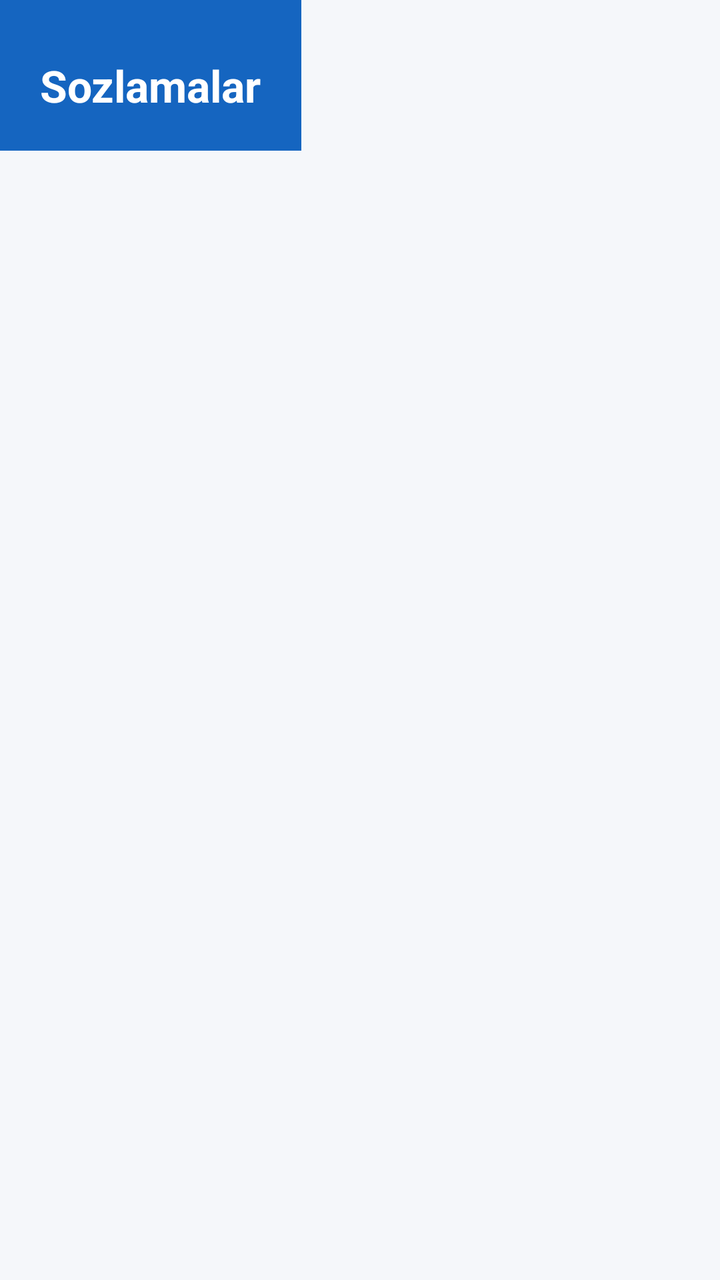
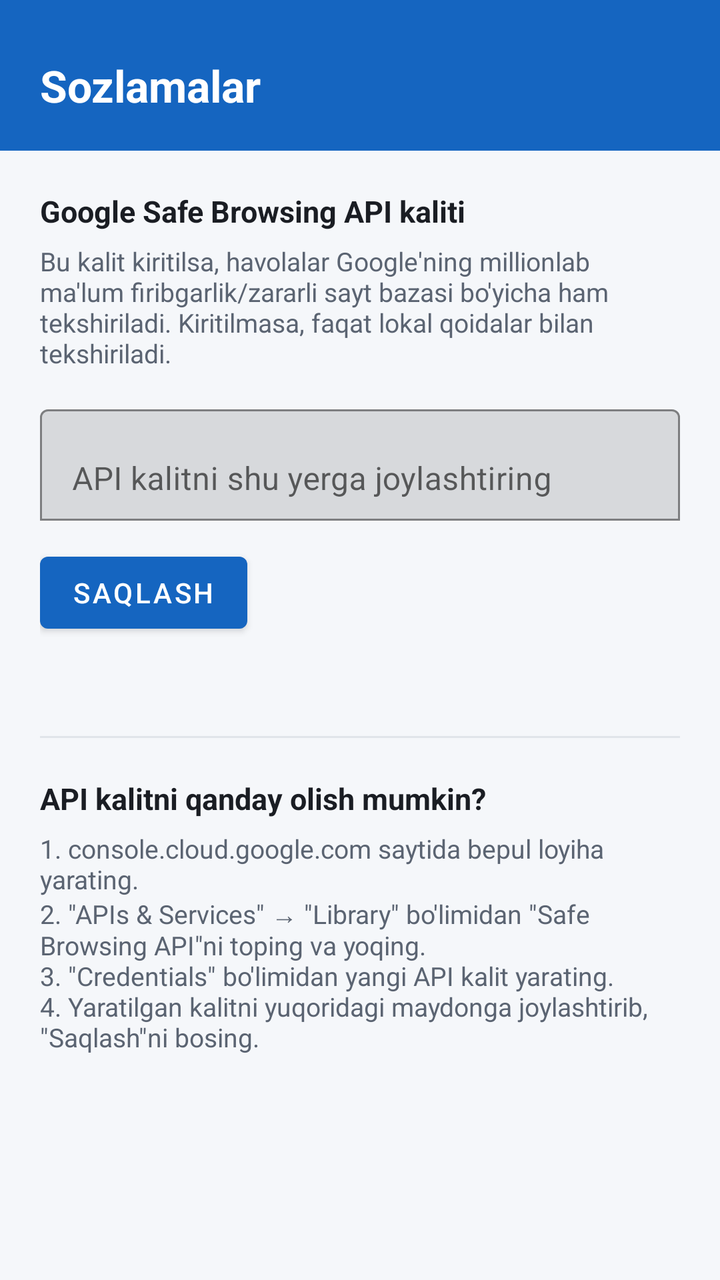

Screens rendered from an Android XML layout before and after an edit, with the pre-edit source and the edit as a unified diff.
<!-- AndroidManifest.xml: activity theme Theme.FaylQalqoni -->
<!-- res/layout/activity_settings.xml -->
<?xml version="1.0" encoding="utf-8"?>
<androidx.constraintlayout.widget.ConstraintLayout
    xmlns:android="http://schemas.android.com/apk/res/android"
    xmlns:app="http://schemas.android.com/apk/res/app"
    android:layout_width="match_parent"
    android:layout_height="match_parent"
    android:background="@color/background">

    <LinearLayout
        android:id="@+id/headerLayout"
        android:layout_width="0dp"
        android:layout_height="wrap_content"
        android:orientation="vertical"
        android:background="@color/brand_primary"
        android:paddingHorizontal="20dp"
        android:paddingTop="28dp"
        android:paddingBottom="18dp"
        app:layout_constraintTop_toTopOf="parent"
        app:layout_constraintStart_toStartOf="parent"
        app:layout_constraintEnd_toEndOf="parent">

        <TextView
            android:layout_width="wrap_content"
            android:layout_height="wrap_content"
            android:text="@string/settings_title"
            android:textColor="#FFFFFF"
            android:textSize="22sp"
            android:textStyle="bold" />
    </LinearLayout>

    <androidx.core.widget.NestedScrollView
        android:layout_width="0dp"
        android:layout_height="0dp"
        app:layout_constraintTop_toBottomOf="@id/headerLayout"
        app:layout_constraintBottom_toBottomOf="parent"
        app:layout_constraintStart_toStartOf="parent"
        app:layout_constraintEnd_toEndOf="parent">

        <LinearLayout
            android:layout_width="match_parent"
            android:layout_height="wrap_content"
            android:orientation="vertical"
            android:padding="20dp">

            <TextView
                android:layout_width="match_parent"
                android:layout_height="wrap_content"
                android:text="@string/settings_api_key_label"
                android:textColor="@color/text_primary"
                android:textSize="15sp"
                android:textStyle="bold" />

            <TextView
                android:layout_width="match_parent"
                android:layout_height="wrap_content"
                android:layout_marginTop="6dp"
                android:text="@string/settings_api_key_help"
                android:textColor="@color/text_secondary"
                android:textSize="13sp" />

            <com.google.android.material.textfield.TextInputLayout
                android:layout_width="match_parent"
                android:layout_height="wrap_content"
                android:layout_marginTop="14dp"
                app:boxBackgroundMode="outline"
                app:endIconMode="clear_text">

                <com.google.android.material.textfield.TextInputEditText
                    android:id="@+id/apiKeyEditText"
                    android:layout_width="match_parent"
                    android:layout_height="wrap_content"
                    android:hint="@string/settings_api_key_hint"
                    android:inputType="textVisiblePassword"
                    android:maxLines="1" />
            </com.google.android.material.textfield.TextInputLayout>

            <Button
                android:id="@+id/saveApiKeyButton"
                style="@style/Widget.MaterialComponents.Button"
                android:layout_width="wrap_content"
                android:layout_height="wrap_content"
                android:layout_marginTop="12dp"
                android:text="@string/settings_save" />

            <TextView
                android:id="@+id/apiKeyStatusText"
                android:layout_width="match_parent"
                android:layout_height="wrap_content"
                android:layout_marginTop="10dp"
                android:textColor="@color/level_safe"
                android:textSize="13sp" />

            <View
                android:layout_width="match_parent"
                android:layout_height="1dp"
                android:layout_marginVertical="20dp"
                android:background="#E0E4EA" />

            <TextView
                android:layout_width="match_parent"
                android:layout_height="wrap_content"
                android:text="@string/settings_how_title"
                android:textColor="@color/text_primary"
                android:textSize="15sp"
                android:textStyle="bold" />

            <TextView
                android:layout_width="match_parent"
                android:layout_height="wrap_content"
                android:layout_marginTop="6dp"
                android:text="@string/settings_how_steps"
                android:textColor="@color/text_secondary"
                android:textSize="13sp" />

        </LinearLayout>
    </androidx.core.widget.NestedScrollView>

</androidx.constraintlayout.widget.ConstraintLayout>
<!-- resources referenced by this layout -->
<resources>
  <color name="background">#F5F7FA</color>
  <color name="brand_primary">#1565C0</color>
  <color name="level_safe">#2E7D32</color>
  <color name="text_primary">#1A1D23</color>
  <color name="text_secondary">#5B6472</color>
  <string name="settings_api_key_help">Bu kalit kiritilsa, havolalar Google\'ning millionlab ma\'lum firibgarlik/zararli sayt bazasi bo\'yicha ham tekshiriladi. Kiritilmasa, faqat lokal qoidalar bilan tekshiriladi.</string>
  <string name="settings_api_key_hint">API kalitni shu yerga joylashtiring</string>
  <string name="settings_api_key_label">Google Safe Browsing API kaliti</string>
  <string name="settings_how_steps">1. console.cloud.google.com saytida bepul loyiha yarating.\n2. \"APIs &amp; Services\" → \"Library\" bo\'limidan \"Safe Browsing API\"ni toping va yoqing.\n3. \"Credentials\" bo\'limidan yangi API kalit yarating.\n4. Yaratilgan kalitni yuqoridagi maydonga joylashtirib, \"Saqlash\"ni bosing.</string>
  <string name="settings_how_title">API kalitni qanday olish mumkin?</string>
  <string name="settings_save">Saqlash</string>
  <string name="settings_title">Sozlamalar</string>
  <style name="Theme.FaylQalqoni" parent="Theme.MaterialComponents.DayNight.NoActionBar">
          <item name="colorPrimary">@color/brand_primary</item>
          <item name="colorPrimaryDark">@color/brand_primary_dark</item>
          <item name="colorAccent">@color/brand_accent</item>
          <item name="android:statusBarColor">@color/brand_primary_dark</item>
          <item name="android:windowBackground">@color/background</item>
      </style>
  <color name="brand_primary_dark">#0D47A1</color>
  <color name="brand_accent">#26A69A</color>
</resources>

<!-- the commit's change to res/layout/activity_settings.xml (unified diff, before → after) -->
@@ -1,7 +1,7 @@
 <?xml version="1.0" encoding="utf-8"?>
 <androidx.constraintlayout.widget.ConstraintLayout
     xmlns:android="http://schemas.android.com/apk/res/android"
-    xmlns:app="http://schemas.android.com/apk/res/app"
+    xmlns:app="http://schemas.android.com/apk/res-auto"
     android:layout_width="match_parent"
     android:layout_height="match_parent"
     android:background="@color/background">
